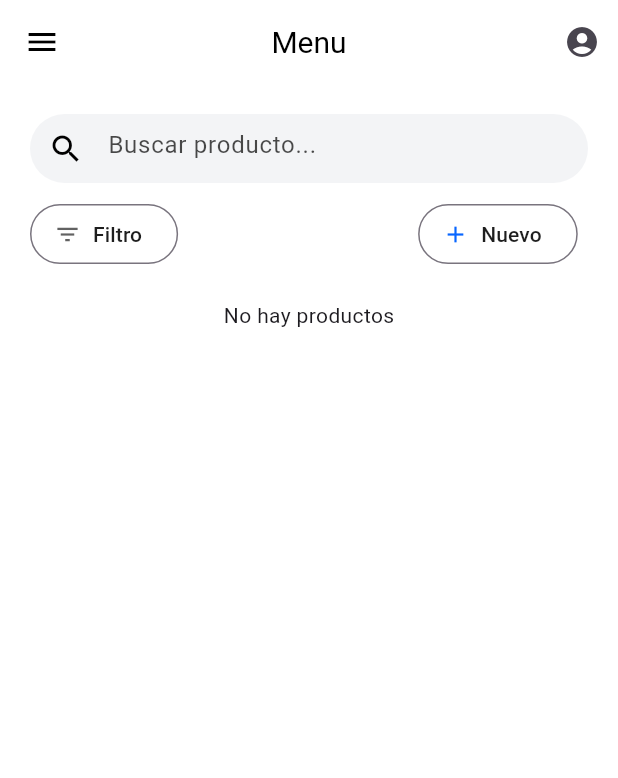
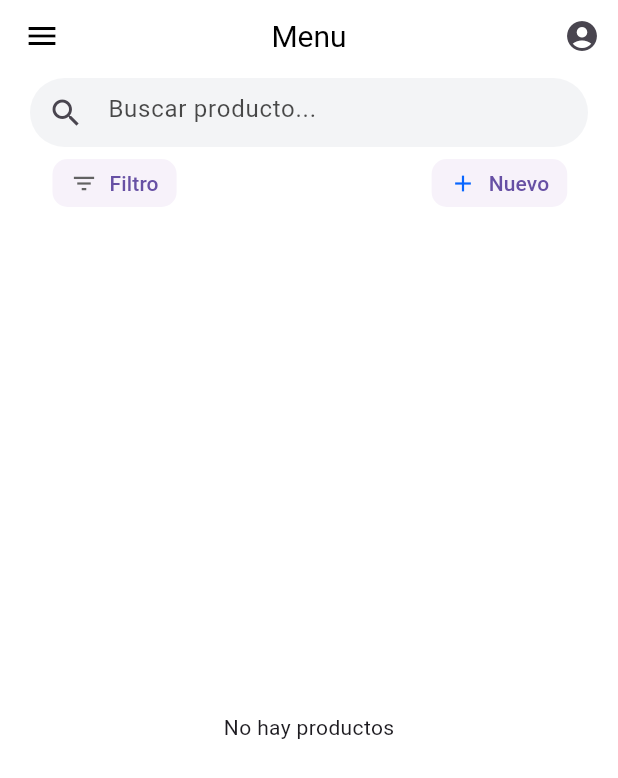
Before and after one commit to MeisLock/gestion_inventario, a Flutter app: the HomeScreen screen opened directly, on a phone screen of 412 x 824 dp. Shown: the top 778 px of the screen. Run offline on Flutter 3.47's test engine with Material 3 defaults, Android fonts, the phone set to English and light mode, and no system bars; our stand-ins replace cloud_firestore, firebase_auth, firebase_core, firebase_storage; accounts and stored records are empty.

Commit message:
Terminar enlazar la Base de datos al HomeScreen y arreglos en la interfaz.

```diff
--- a/lib/screens/home_screen.dart
+++ b/lib/screens/home_screen.dart
@@ -1,5 +1,6 @@
 import 'package:flutter/material.dart';
 import 'package:cloud_firestore/cloud_firestore.dart';
+import 'package:gestion_inventario/widgets/product_card.dart';
 import '../services/firebase_service.dart';
 
 class HomeScreen extends StatefulWidget {
@@ -9,41 +10,34 @@ class HomeScreen extends StatefulWidget {
   State<HomeScreen> createState() => _HomeScreen();
 }
 
-class _HomeScreen extends State<HomeScreen> {
-  // 🔹 Instanciamos el servicio de Firebase
+class _HomeScreen extends State<HomeScreen>{
   final FirebaseService _firebaseService = FirebaseService();
 
   @override
   Widget build(BuildContext context) {
   return Scaffold(
-      appBar: AppBar(
+    body: NestedScrollView(
+      headerSliverBuilder: (context, innerBoxIsScrolled) => [
+        SliverAppBar(
           backgroundColor: Colors.white,
+          floating: true,
+          snap: true,
           leading: IconButton(
-          onPressed: () {
-            // Lógica del Botón Menu
-          },
-          icon: const Icon(Icons.menu, color: Colors.black,)
+            onPressed: () {},
+            icon: const Icon(Icons.menu, color: Colors.black),
           ),
           actions: [
-          IconButton(
-            onPressed: () { },
-            icon: const Icon(Icons.account_circle),
-          )
+            IconButton(onPressed: () {}, icon: const Icon(Icons.account_circle))
           ],
-        title: const Text(
-          'Menu',
-          style: TextStyle(
-            fontSize: 20,
-            fontWeight: FontWeight.w400,
-            color: Colors.black
-          ),
-        ),
+          title: const Text('Menu',
+            style: TextStyle(fontSize: 20, fontWeight: FontWeight.w400, color: Colors.black)),
           centerTitle: true,
-      ),
-      body: SingleChildScrollView(
-        padding: const EdgeInsets.symmetric(horizontal: 20, vertical: 20),
+          bottom: PreferredSize(
+            preferredSize: const Size.fromHeight(90),
+
+            child: Padding(
+              padding: const EdgeInsets.fromLTRB(20, 4, 20, 0),
               child: Column(
-          crossAxisAlignment: CrossAxisAlignment.stretch,
                 children: [
                   // Barra buscadora
                   Container(
@@ -56,7 +50,7 @@ class _HomeScreen extends State<HomeScreen> {
                       decoration: InputDecoration(
                         hintText: 'Buscar producto...',
                         hintStyle: TextStyle(color: Color.fromARGB(181, 0, 0, 0)),
-                  prefixIcon: Icon(Icons.search, color: Color.fromARGB(255, 0, 0, 0)),
+                        prefixIcon: Icon(Icons.search),
                         border: InputBorder.none,
                         enabledBorder: InputBorder.none,
                         focusedBorder: InputBorder.none,
@@ -65,32 +59,53 @@ class _HomeScreen extends State<HomeScreen> {
                     ),
                   ),
 
-            const SizedBox(height: 10,),
 
-            // Botón Filtro + Botón Nuevo
-            Row(
-              children: [
+                  // Botones
+                  Row(children: [
+                      const SizedBox(width: 15),
+
                       OutlinedButton.icon(
-                  onPressed: () {
-                    // Lógica botón filtro
-                  },
-                  icon: const Icon(Icons.filter_list, color: Color(0xFF626262),),
-                  label: const Text('Filtro', style: TextStyle(color: Color.fromARGB(225, 0, 0, 0)),),
+                        onPressed: () {},
+                        icon: const Icon(Icons.filter_list, color: Color.fromARGB(255, 98, 98, 98)),
+                        label: const Text('Filtro'),
+                        style: OutlinedButton.styleFrom(
+                          side: BorderSide.none,
+                          elevation: 3,
+                          backgroundColor: const Color.fromRGBO(247, 242, 250, 1),
+                          shape: RoundedRectangleBorder(borderRadius: BorderRadius.circular(10)),
+                          padding: const EdgeInsets.symmetric(horizontal: 12, vertical: 6),
+                          minimumSize: const Size(0, 1),
                         ),
-                const SizedBox(width: 160,),
+                      ),
+
+                      const SizedBox(width: 170),
+
                       OutlinedButton.icon(
-                  onPressed: () {
-                    // Lógica botón Nuevo
-                  },
-                  label: const Text('Nuevo', style: TextStyle(color: Color.fromARGB(225, 0, 0, 0)),),
+                        onPressed: () {},
                         icon: const Icon(Icons.add, color: Color.fromRGBO(8, 102, 255, 1)),
-                )
+                        label: const Text('Nuevo'),
+                        style: OutlinedButton.styleFrom(
+                          side: BorderSide.none,
+                          elevation: 3,
+                          backgroundColor: const Color.fromRGBO(247, 242, 250, 1),
+                          shape: RoundedRectangleBorder(borderRadius: BorderRadius.circular(10)),
+                          padding: const EdgeInsets.symmetric(horizontal: 12, vertical: 6),
+                          minimumSize: const Size(0, 1),
+                        ),
+                      ),
                     ],
                   ),
+                ],
+              ),
+            ),
+          ),
+        ),
+      ],
 
-            const SizedBox(height: 20),
 
-            // 🔹 Lista de productos desde Firebase
+
+            //🔹 Lista de productos desde Firebase
+  body:
     StreamBuilder<QuerySnapshot>(
       stream: _firebaseService.getProductos(),
       builder: (context, snapshot) {
@@ -100,43 +115,34 @@ class _HomeScreen extends State<HomeScreen> {
         if (snapshot.hasError) {
           return const Center(child: Text('Error al cargar productos'));
         }
-
-                final productos = snapshot.data!.docs;
-
-                if (productos.isEmpty) {
+        if (!snapshot.hasData || snapshot.data!.docs.isEmpty) {
           return const Center(child: Text('No hay productos'));
         }
 
-                return Column(
-                  children: productos.map((prod) {
-                    return Card(
-                      margin: const EdgeInsets.symmetric(vertical: 8),
-                      child: ListTile(
-                        leading: prod['imageUrl'] != null && prod['imageUrl'] != ''
-                            ? Image.network(
-                                prod['imageUrl'],
-                                width: 60,
-                                height: 60,
-                                fit: BoxFit.cover,
-                              )
-                            : Container(
-                                width: 60,
-                                height: 60,
-                                color: Colors.grey[300],
-                                child: const Icon(Icons.image),
+        final productosFirebase = snapshot.data!.docs;
+
+        return
+          GridView.builder(
+            padding: EdgeInsets.all(20),
+            clipBehavior: Clip.none,
+            gridDelegate: SliverGridDelegateWithFixedCrossAxisCount(
+            crossAxisCount: 2,
+            mainAxisSpacing: 12,
+            crossAxisSpacing: 12,
             ),
-                        title: Text(prod['nombre'] ?? ''),
-                        subtitle: Text(prod['descripcion'] ?? ''),
-                        trailing: Text("${prod['precio'] ?? 0}€"),
-                      ),
+
+            itemCount: productosFirebase.length,
+            itemBuilder: (context, index){
+            final producto = productosFirebase[index].data() as Map<String, dynamic>;
+            return ProductCard(
+            nombre: producto["nombre"] as String,
+            precio: producto["precio"] as double,
             );
-                  }).toList(),
+          }
         );
       },
     ),
-          ],
-        ),
-      ),
+  )
 );
 }
 }
--- a/lib/services/firebase_service.dart
+++ b/lib/services/firebase_service.dart
@@ -9,7 +9,7 @@ class FirebaseService {
   // 🔹 Subir imagen a Firebase Storage y obtener URL
   Future<String> uploadImage(File imageFile) async {
     final fileName = DateTime.now().millisecondsSinceEpoch.toString();
-    final ref = _storage.ref().child('productos/$fileName.jpg');
+    final ref = _storage.ref().child('Productos/$fileName.jpg');
     await ref.putFile(imageFile);
     return await ref.getDownloadURL();
   }
@@ -23,7 +23,7 @@ class FirebaseService {
     required double precio,
     required String imageUrl,
   }) async {
-    await _firestore.collection('productos').add({
+    await _firestore.collection('Productos').add({
       'nombre': nombre,
       'descripcion': descripcion,
       'sistemaOperativo': sistemaOperativo,
@@ -35,6 +35,6 @@ class FirebaseService {
 
   // 🔹 Obtener productos en tiempo real para mostrarlos en HomeScreen
   Stream<QuerySnapshot> getProductos() {
-    return _firestore.collection('productos').snapshots();
+    return _firestore.collection('Productos').snapshots();
   }
 }
```
Also changed, not shown: lib/widgets/product_card.dart (+68 -21 lines). Lines whose indentation alone changed are shown as unchanged.
